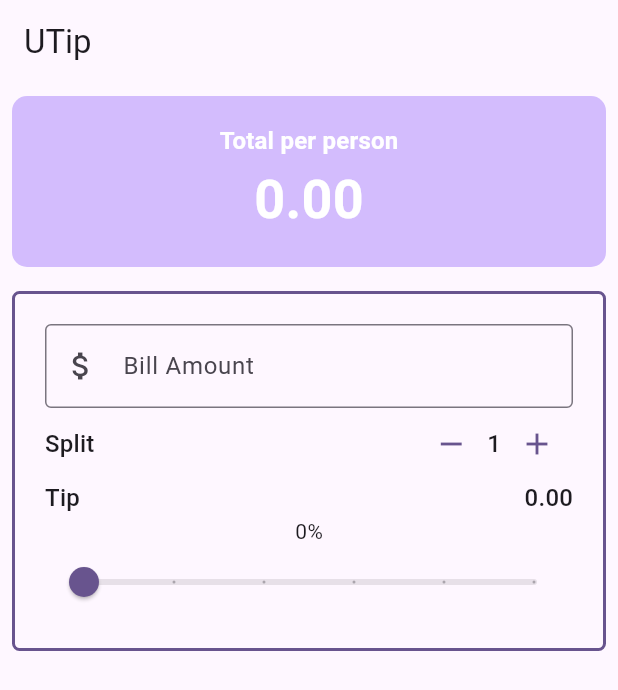
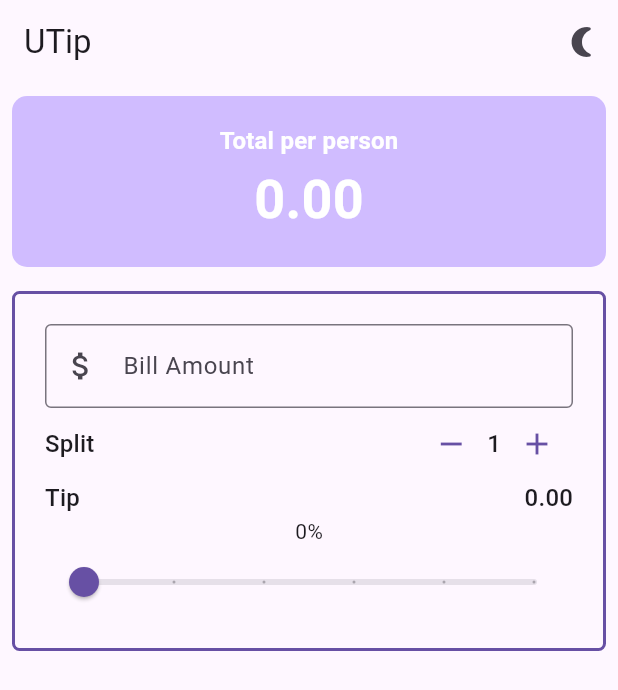
Before and after one commit to arsmors/uTip, a Flutter app: the screen it shows after launch, on a phone screen of 412 x 824 dp. Shown: the top 690 px of the screen. Run offline on Flutter 3.47's test engine with Material 3 defaults, Android fonts, the phone set to English and light mode, and no system bars.

Commit message:
dark mode

```diff
--- a/lib/main.dart
+++ b/lib/main.dart
@@ -6,6 +6,7 @@ import 'package:utip/widgets/bill_amount_field.dart';
 import 'package:utip/widgets/person_counter.dart';
 import 'package:utip/widgets/tip_row.dart';
 import 'package:utip/widgets/tip_slider.dart';
+import 'package:utip/widgets/toggle_theme_button.dart';
 import 'package:utip/widgets/total_per_person.dart';
 
 void main() {
@@ -23,12 +24,14 @@ class MyApp extends StatelessWidget {
   // This widget is the root of your application.
   @override
   Widget build(BuildContext context) {
+    final themeProvider = Provider.of<ThemeProvider>(context);
     return MaterialApp(
       title: 'Utip App',
-      theme: ThemeData(
-        colorScheme: ColorScheme.fromSeed(seedColor: Colors.deepPurple),
-        useMaterial3: true,
-      ),
+      theme: themeProvider.currentTheme,
+      // theme: ThemeData(
+      //   colorScheme: ColorScheme.fromSeed(seedColor: Colors.deepPurple),
+      //   useMaterial3: true,
+      // ),
       home: const UTip(),
     );
   }
@@ -49,10 +52,12 @@ class _UTipState extends State<UTip> {
     final style = theme.textTheme.titleMedium!.copyWith(
         color: theme.colorScheme.onPrimary, fontWeight: FontWeight.bold);
     final model = Provider.of<TipCalculatorModel>(context);
-    final themeProvider = Provider.of<ThemeProvider>(context);
-
+    Provider.of<ThemeProvider>(context);
     return Scaffold(
-      appBar: AppBar(title: const Text('UTip')),
+      appBar: AppBar(
+        title: const Text('UTip'),
+        actions: const [ToggleThemeButton()],
+      ),
       body: Column(
         crossAxisAlignment: CrossAxisAlignment.stretch,
         children: [
--- /dev/null
+++ b/lib/widgets/toggle_theme_button.dart
@@ -0,0 +1,17 @@
+import 'package:flutter/material.dart';
+import 'package:provider/provider.dart';
+import 'package:utip/providers/ThemeProvider.dart';
+
+class ToggleThemeButton extends StatelessWidget {
+  const ToggleThemeButton({super.key});
+
+  @override
+  Widget build(BuildContext context) {
+    final themeProvider = Provider.of<ThemeProvider>(context);
+    return IconButton(
+        onPressed: () => themeProvider.toggleTheme(),
+        icon: themeProvider.isDarkMode
+            ? const Icon(Icons.wb_sunny)
+            : const Icon(Icons.nightlight_round));
+  }
+}
```
